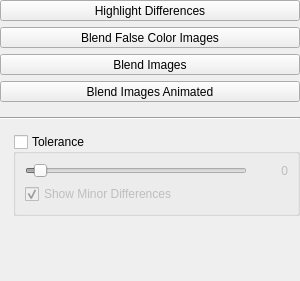
First picture: the form in src/widgets/comparison_settings_widget.ui, repository saierd/photocross, before the edit.
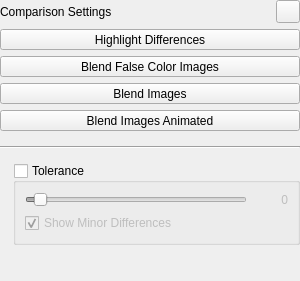
Second picture: the form after the edit. Icons and pictures are not drawn.

Commit message: Add an option to reset comparison settings

Diff of the .ui file:
```diff
--- a/src/widgets/comparison_settings_widget.ui
+++ b/src/widgets/comparison_settings_widget.ui
@@ -38,6 +38,27 @@
    <property name="bottomMargin">
     <number>0</number>
    </property>
+   <item>
+    <layout class="QHBoxLayout" name="horizontalLayout">
+     <item>
+      <widget class="QLabel" name="label_3">
+       <property name="text">
+        <string>Comparison Settings</string>
+       </property>
+      </widget>
+     </item>
+     <item>
+      <widget class="QToolButton" name="reset">
+       <property name="toolTip">
+        <string>Reset Comparison Settings</string>
+       </property>
+       <property name="icon">
+        <iconset theme="undo"/>
+       </property>
+      </widget>
+     </item>
+    </layout>
+   </item>
    <item>
     <layout class="QVBoxLayout" name="verticalLayout">
      <item>
```
The commit also changes 1 other file.
